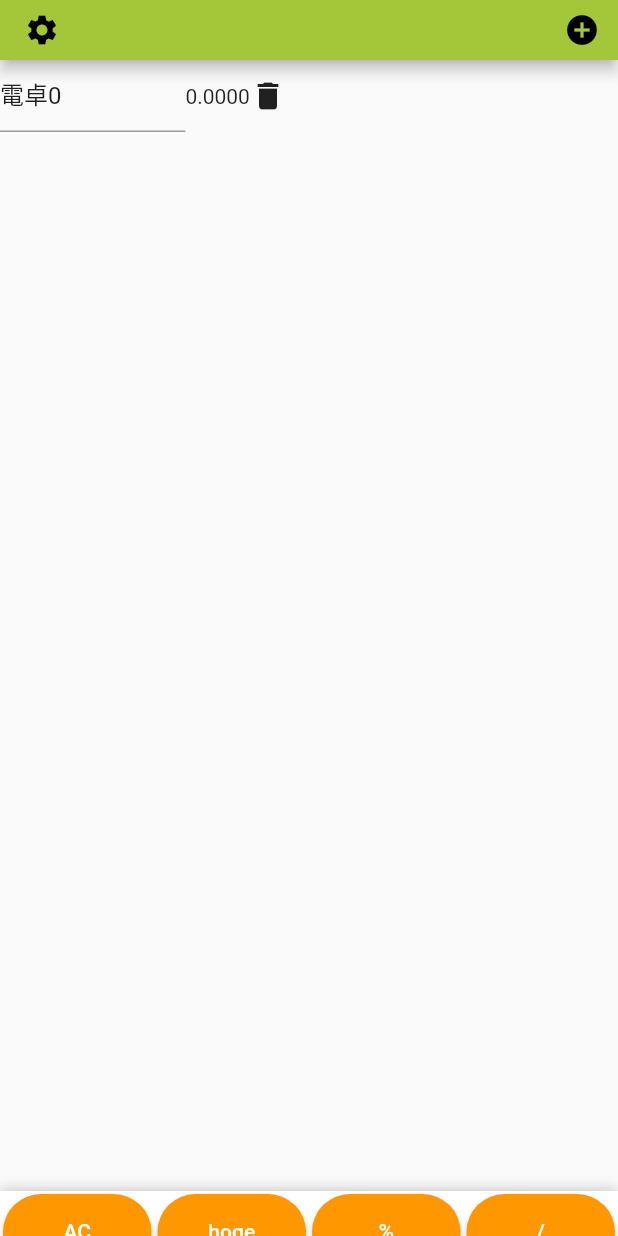
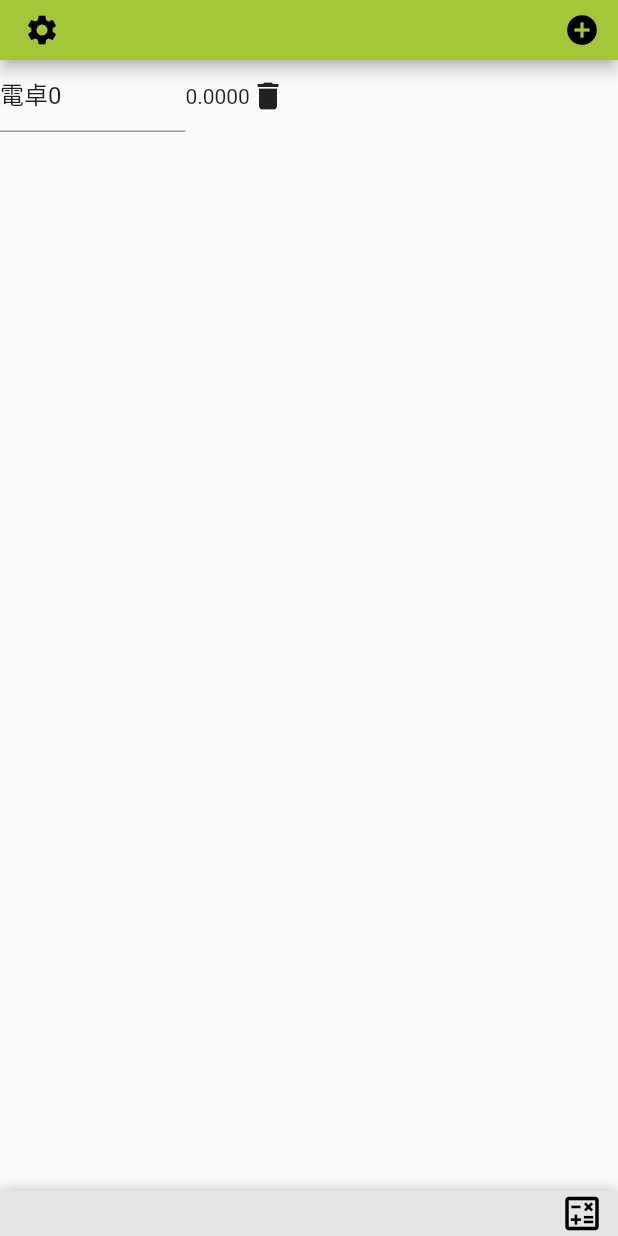
Before and after one commit to matatabinoneko/flutter-multi-calculator, a Flutter app: the screen it shows after launch, on a phone screen of 412 x 824 dp. Run offline on Flutter 3.47's test engine with Material 2 defaults, Android fonts, the phone set to English and light mode, and no system bars; drawn by our look-alikes of sliding_up_panel; our stand-ins replace flutter_riverpod, freezed_annotation, hooks_riverpod, riverpod.

Commit message:
#8 add open calculator button

```diff
--- a/app/lib/app.dart
+++ b/app/lib/app.dart
@@ -10,7 +10,7 @@ class App extends StatelessWidget {
     return MaterialApp(
       title: 'Multi Calculator',
       theme: defaultTheme,
-      home: const CalculatorPage(),
+      home: CalculatorPage(),
     );
   }
 }
--- /dev/null
+++ b/app/lib/page/calculator_page/molecule/collapsed_bar/style.dart
@@ -0,0 +1,6 @@
+import 'package:flutter/material.dart';
+
+class BarCSS {
+  static Color backGroundColor = const Color(0xFFE5E5E5);
+  static Color iconColor = Colors.black;
+}
--- /dev/null
+++ b/app/lib/page/calculator_page/molecule/collapsed_bar/view.dart
@@ -0,0 +1,32 @@
+import 'package:calculator/static/size.dart';
+import 'package:flutter/material.dart';
+import 'style.dart';
+
+class CollapsedBar extends StatelessWidget {
+  final void Function() onPressed;
+
+  const CollapsedBar({
+    Key? key,
+    required this.onPressed,
+  }) : super(key: key);
+
+  @override
+  Widget build(BuildContext context) {
+    return Container(
+      color: BarCSS.backGroundColor,
+      child: Row(
+        mainAxisAlignment: MainAxisAlignment.end,
+        children: [
+          IconButton(
+              padding: const EdgeInsets.all(0),
+              iconSize: SizeConfig.minCalculatorHeight,
+              onPressed: onPressed,
+              icon: Icon(
+                Icons.calculate_outlined,
+                color: BarCSS.iconColor,
+              ))
+        ],
+      ),
+    );
+  }
+}
--- a/app/lib/page/calculator_page/provider.dart
+++ b/app/lib/page/calculator_page/provider.dart
@@ -1,3 +1,6 @@
+import 'package:calculator/static/size.dart';
+import 'package:hooks_riverpod/hooks_riverpod.dart';
+
 import 'model.dart';
 import 'notifier.dart';
 
@@ -15,3 +18,9 @@ final calculatorListProvider =
 final calculatorHeightSizeProvider =
     StateNotifierProvider<CalculatorHeightSizeNotifier, double>(
         (ref) => CalculatorHeightSizeNotifier());
+
+final isClosedSlidingUpPanelProvider = Provider<bool>((ref) {
+  double minHeight = SizeConfig.minCalculatorHeight;
+  final currentHeight = ref.watch(calculatorHeightSizeProvider);
+  return minHeight == currentHeight;
+});
--- a/app/lib/page/calculator_page/view.dart
+++ b/app/lib/page/calculator_page/view.dart
@@ -1,3 +1,5 @@
+import 'package:calculator/page/calculator_page/molecule/collapsed_bar/view.dart';
+
 import 'provider.dart';
 import 'package:flutter/material.dart';
 import 'package:hooks_riverpod/hooks_riverpod.dart';
@@ -8,7 +10,8 @@ import 'organism/cauculator_buttons/view.dart';
 import 'package:calculator/static/size.dart';
 
 class CalculatorPage extends ConsumerWidget {
-  const CalculatorPage({Key? key}) : super(key: key);
+  CalculatorPage({Key? key}) : super(key: key);
+  final PanelController _pc = PanelController();
 
   @override
   Widget build(BuildContext context, WidgetRef ref) {
@@ -17,7 +20,7 @@ class CalculatorPage extends ConsumerWidget {
     final calculatorList = ref.watch(calculatorListProvider.notifier);
     final calculatorHeightSize =
         ref.watch(calculatorHeightSizeProvider.notifier);
-
+    final isClosedSlidingUpPanel = ref.watch(isClosedSlidingUpPanelProvider);
     void onPanelSlideHandler(double sizeRatio) {
       final height = SizeConfig.minCalculatorHeight +
           sizeRatio *
@@ -45,11 +48,14 @@ class CalculatorPage extends ConsumerWidget {
         ),
       ),
       body: SlidingUpPanel(
+        controller: _pc,
         maxHeight: sizeConfig.maxCalculatorHeight,
         minHeight: SizeConfig.minCalculatorHeight,
         snapPoint: SizeConfig.minCalculatorSnapPoint,
         panel: const CalculatorButtons(),
         body: const CalculatorWindows(),
+        collapsed:
+            isClosedSlidingUpPanel ? CollapsedBar(onPressed: _pc.open) : null,
         onPanelSlide: onPanelSlideHandler,
       ),
     );
```
